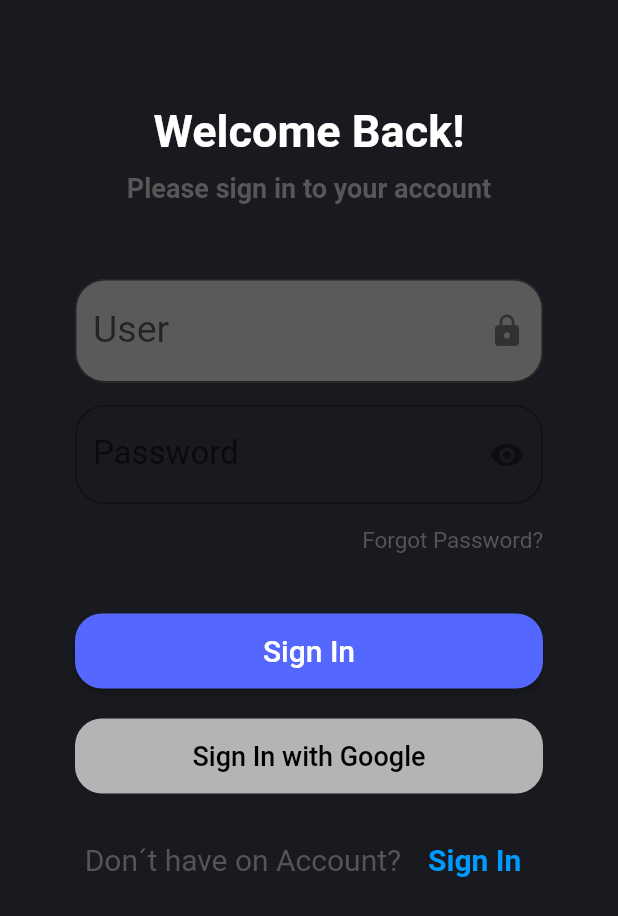
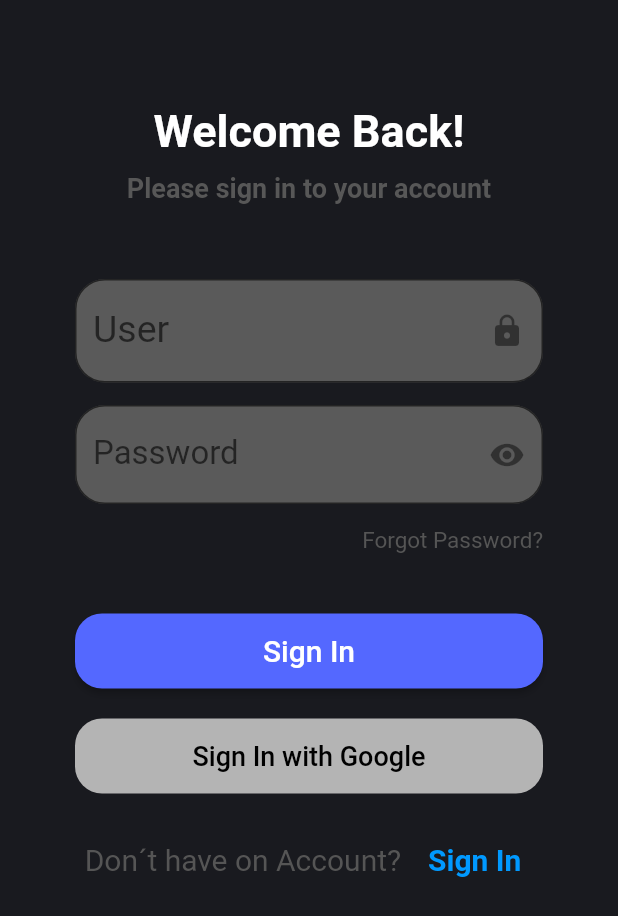
Before and after one commit to RamonPalacio/prueba_tenica_1, a Flutter app: the screen it shows after launch, after a tap on "Get Started", on a phone screen of 412 x 824 dp. Shown: the top 916 px of the screen. Run offline on Flutter 3.47's test engine with Material 2 defaults, Android fonts, the phone set to English and light mode, and no system bars; our stand-ins replace fluttertoast.

Commit message:
Update page2_login.dart
cambio icono al ofuscar

```diff
--- a/lib/page2_login.dart
+++ b/lib/page2_login.dart
@@ -104,7 +104,7 @@ class _LoginPageState extends State<LoginPage> {
                         obscureText: provider.ofuscate,
                         decoration: InputDecoration(
                           fillColor: Color(0xFF5A5A5A),
-                          // filled: true,
+                          filled: true,
                           hoverColor: Color(0x00FF0000),
                           border: OutlineInputBorder(
                             borderRadius:
@@ -114,7 +114,9 @@ class _LoginPageState extends State<LoginPage> {
                           //! BOTON btn_SignIn
                           suffixIcon: IconButton(
                             onPressed: () => loginCore.btnOfuscar(provider),
-                            icon: Icon(Icons.remove_red_eye),
+                            icon: Icon(provider.ofuscate
+                                ? Icons.remove_red_eye_rounded
+                                : Icons.remove_red_eye_outlined),
                           ),
                         ),
                       ),
```
